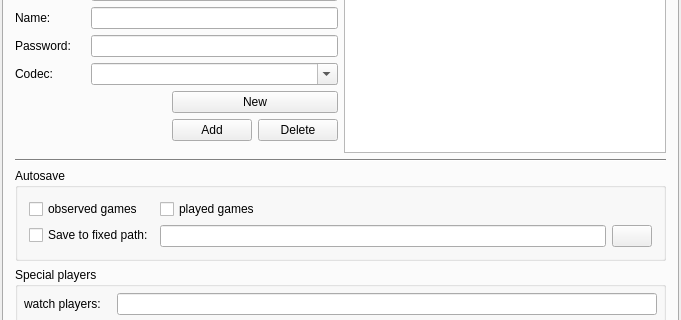
Above: src/preferences_gui.ui from bernds/q5Go before the change; both pictures show x 0 to 681 and y 116 to 436 of the 681 by 855 pixel window. Below: the same form after it.
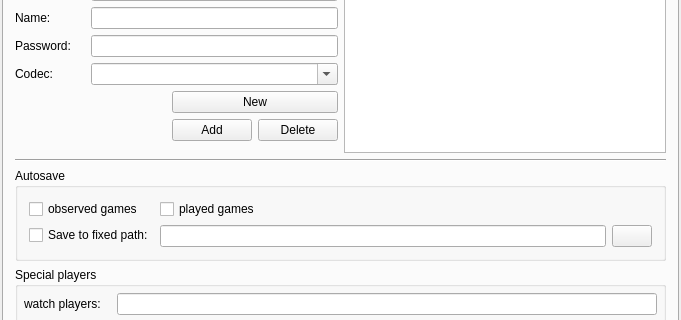
That is the form after the change. The open tabs and pages were chosen to show the change. Icons and pictures are not drawn. Custom widgets are drawn as their Qt base class.

Commit message: Also remove a palette from a line in the prefs dialog

Patch:
```diff
--- a/src/preferences_gui.ui
+++ b/src/preferences_gui.ui
@@ -3894,448 +3894,6 @@
              <height>32767</height>
             </size>
            </property>
-           <property name="palette">
-            <palette>
-             <active>
-              <colorrole role="WindowText">
-               <brush brushstyle="SolidPattern">
-                <color alpha="255">
-                 <red>0</red>
-                 <green>0</green>
-                 <blue>0</blue>
-                </color>
-               </brush>
-              </colorrole>
-              <colorrole role="Button">
-               <brush brushstyle="SolidPattern">
-                <color alpha="255">
-                 <red>212</red>
-                 <green>208</green>
-                 <blue>200</blue>
-                </color>
-               </brush>
-              </colorrole>
-              <colorrole role="Light">
-               <brush brushstyle="SolidPattern">
-                <color alpha="255">
-                 <red>255</red>
-                 <green>255</green>
-                 <blue>255</blue>
-                </color>
-               </brush>
-              </colorrole>
-              <colorrole role="Midlight">
-               <brush brushstyle="SolidPattern">
-                <color alpha="255">
-                 <red>233</red>
-                 <green>229</green>
-                 <blue>220</blue>
-                </color>
-               </brush>
-              </colorrole>
-              <colorrole role="Dark">
-               <brush brushstyle="SolidPattern">
-                <color alpha="255">
-                 <red>128</red>
-                 <green>128</green>
-                 <blue>128</blue>
-                </color>
-               </brush>
-              </colorrole>
-              <colorrole role="Mid">
-               <brush brushstyle="SolidPattern">
-                <color alpha="255">
-                 <red>141</red>
-                 <green>138</green>
-                 <blue>133</blue>
-                </color>
-               </brush>
-              </colorrole>
-              <colorrole role="Text">
-               <brush brushstyle="SolidPattern">
-                <color alpha="255">
-                 <red>0</red>
-                 <green>0</green>
-                 <blue>0</blue>
-                </color>
-               </brush>
-              </colorrole>
-              <colorrole role="BrightText">
-               <brush brushstyle="SolidPattern">
-                <color alpha="255">
-                 <red>255</red>
-                 <green>255</green>
-                 <blue>255</blue>
-                </color>
-               </brush>
-              </colorrole>
-              <colorrole role="ButtonText">
-               <brush brushstyle="SolidPattern">
-                <color alpha="255">
-                 <red>0</red>
-                 <green>0</green>
-                 <blue>0</blue>
-                </color>
-               </brush>
-              </colorrole>
-              <colorrole role="Base">
-               <brush brushstyle="SolidPattern">
-                <color alpha="255">
-                 <red>255</red>
-                 <green>255</green>
-                 <blue>255</blue>
-                </color>
-               </brush>
-              </colorrole>
-              <colorrole role="Window">
-               <brush brushstyle="SolidPattern">
-                <color alpha="255">
-                 <red>212</red>
-                 <green>208</green>
-                 <blue>200</blue>
-                </color>
-               </brush>
-              </colorrole>
-              <colorrole role="Shadow">
-               <brush brushstyle="SolidPattern">
-                <color alpha="255">
-                 <red>64</red>
-                 <green>64</green>
-                 <blue>64</blue>
-                </color>
-               </brush>
-              </colorrole>
-              <colorrole role="Highlight">
-               <brush brushstyle="SolidPattern">
-                <color alpha="255">
-                 <red>10</red>
-                 <green>36</green>
-                 <blue>106</blue>
-                </color>
-               </brush>
-              </colorrole>
-              <colorrole role="HighlightedText">
-               <brush brushstyle="SolidPattern">
-                <color alpha="255">
-                 <red>255</red>
-                 <green>255</green>
-                 <blue>255</blue>
-                </color>
-               </brush>
-              </colorrole>
-              <colorrole role="Link">
-               <brush brushstyle="SolidPattern">
-                <color alpha="255">
-                 <red>0</red>
-                 <green>0</green>
-                 <blue>0</blue>
-                </color>
-               </brush>
-              </colorrole>
-              <colorrole role="LinkVisited">
-               <brush brushstyle="SolidPattern">
-                <color alpha="255">
-                 <red>0</red>
-                 <green>0</green>
-                 <blue>0</blue>
-                </color>
-               </brush>
-              </colorrole>
-             </active>
-             <inactive>
-              <colorrole role="WindowText">
-               <brush brushstyle="SolidPattern">
-                <color alpha="255">
-                 <red>0</red>
-                 <green>0</green>
-                 <blue>0</blue>
-                </color>
-               </brush>
-              </colorrole>
-              <colorrole role="Button">
-               <brush brushstyle="SolidPattern">
-                <color alpha="255">
-                 <red>212</red>
-                 <green>208</green>
-                 <blue>200</blue>
-                </color>
-               </brush>
-              </colorrole>
-              <colorrole role="Light">
-               <brush brushstyle="SolidPattern">
-                <color alpha="255">
-                 <red>255</red>
-                 <green>255</green>
-                 <blue>255</blue>
-                </color>
-               </brush>
-              </colorrole>
-              <colorrole role="Midlight">
-               <brush brushstyle="SolidPattern">
-                <color alpha="255">
-                 <red>233</red>
-                 <green>229</green>
-                 <blue>220</blue>
-                </color>
-               </brush>
-              </colorrole>
-              <colorrole role="Dark">
-               <brush brushstyle="SolidPattern">
-                <color alpha="255">
-                 <red>128</red>
-                 <green>128</green>
-                 <blue>128</blue>
-                </color>
-               </brush>
-              </colorrole>
-              <colorrole role="Mid">
-               <brush brushstyle="SolidPattern">
-                <color alpha="255">
-                 <red>141</red>
-                 <green>138</green>
-                 <blue>133</blue>
-                </color>
-               </brush>
-              </colorrole>
-              <colorrole role="Text">
-               <brush brushstyle="SolidPattern">
-                <color alpha="255">
-                 <red>0</red>
-                 <green>0</green>
-                 <blue>0</blue>
-                </color>
-               </brush>
-              </colorrole>
-              <colorrole role="BrightText">
-               <brush brushstyle="SolidPattern">
-                <color alpha="255">
-                 <red>255</red>
-                 <green>255</green>
-                 <blue>255</blue>
-                </color>
-               </brush>
-              </colorrole>
-              <colorrole role="ButtonText">
-               <brush brushstyle="SolidPattern">
-                <color alpha="255">
-                 <red>0</red>
-                 <green>0</green>
-                 <blue>0</blue>
-                </color>
-               </brush>
-              </colorrole>
-              <colorrole role="Base">
-               <brush brushstyle="SolidPattern">
-                <color alpha="255">
-                 <red>255</red>
-                 <green>255</green>
-                 <blue>255</blue>
-                </color>
-               </brush>
-              </colorrole>
-              <colorrole role="Window">
-               <brush brushstyle="SolidPattern">
-                <color alpha="255">
-                 <red>212</red>
-                 <green>208</green>
-                 <blue>200</blue>
-                </color>
-               </brush>
-              </colorrole>
-              <colorrole role="Shadow">
-               <brush brushstyle="SolidPattern">
-                <color alpha="255">
-                 <red>64</red>
-                 <green>64</green>
-                 <blue>64</blue>
-                </color>
-               </brush>
-              </colorrole>
-              <colorrole role="Highlight">
-               <brush brushstyle="SolidPattern">
-                <color alpha="255">
-                 <red>212</red>
-                 <green>208</green>
-                 <blue>200</blue>
-                </color>
-               </brush>
-              </colorrole>
-              <colorrole role="HighlightedText">
-               <brush brushstyle="SolidPattern">
-                <color alpha="255">
-                 <red>0</red>
-                 <green>0</green>
-                 <blue>0</blue>
-                </color>
-               </brush>
-              </colorrole>
-              <colorrole role="Link">
-               <brush brushstyle="SolidPattern">
-                <color alpha="255">
-                 <red>0</red>
-                 <green>0</green>
-                 <blue>0</blue>
-                </color>
-               </brush>
-              </colorrole>
-              <colorrole role="LinkVisited">
-               <brush brushstyle="SolidPattern">
-                <color alpha="255">
-                 <red>0</red>
-                 <green>0</green>
-                 <blue>0</blue>
-                </color>
-               </brush>
-              </colorrole>
-             </inactive>
-             <disabled>
-              <colorrole role="WindowText">
-               <brush brushstyle="SolidPattern">
-                <color alpha="255">
-                 <red>106</red>
-                 <green>104</green>
-                 <blue>100</blue>
-                </color>
-               </brush>
-              </colorrole>
-              <colorrole role="Button">
-               <brush brushstyle="SolidPattern">
-                <color alpha="255">
-                 <red>212</red>
-                 <green>208</green>
-                 <blue>200</blue>
-                </color>
-               </brush>
-              </colorrole>
-              <colorrole role="Light">
-               <brush brushstyle="SolidPattern">
-                <color alpha="255">
-                 <red>255</red>
-                 <green>255</green>
-                 <blue>255</blue>
-                </color>
-               </brush>
-              </colorrole>
-              <colorrole role="Midlight">
-               <brush brushstyle="SolidPattern">
-                <color alpha="255">
-                 <red>233</red>
-                 <green>231</green>
-                 <blue>227</blue>
-                </color>
-               </brush>
-              </colorrole>
-              <colorrole role="Dark">
-               <brush brushstyle="SolidPattern">
-                <color alpha="255">
-                 <red>128</red>
-                 <green>128</green>
-                 <blue>128</blue>
-                </color>
-               </brush>
-              </colorrole>
-              <colorrole role="Mid">
-               <brush brushstyle="SolidPattern">
-                <color alpha="255">
-                 <red>141</red>
-                 <green>138</green>
-                 <blue>133</blue>
-                </color>
-               </brush>
-              </colorrole>
-              <colorrole role="Text">
-               <brush brushstyle="SolidPattern">
-                <color alpha="255">
-                 <red>106</red>
-                 <green>104</green>
-                 <blue>100</blue>
-                </color>
-               </brush>
-              </colorrole>
-              <colorrole role="BrightText">
-               <brush brushstyle="SolidPattern">
-                <color alpha="255">
-                 <red>255</red>
-                 <green>255</green>
-                 <blue>255</blue>
-                </color>
-               </brush>
-              </colorrole>
-              <colorrole role="ButtonText">
-               <brush brushstyle="SolidPattern">
-                <color alpha="255">
-                 <red>106</red>
-                 <green>104</green>
-                 <blue>100</blue>
-                </color>
-               </brush>
-              </colorrole>
-              <colorrole role="Base">
-               <brush brushstyle="SolidPattern">
-                <color alpha="255">
-                 <red>255</red>
-                 <green>255</green>
-                 <blue>255</blue>
-                </color>
-               </brush>
-              </colorrole>
-              <colorrole role="Window">
-               <brush brushstyle="SolidPattern">
-                <color alpha="255">
-                 <red>212</red>
-                 <green>208</green>
-                 <blue>200</blue>
-                </color>
-               </brush>
-              </colorrole>
-              <colorrole role="Shadow">
-               <brush brushstyle="SolidPattern">
-                <color alpha="255">
-                 <red>0</red>
-                 <green>0</green>
-                 <blue>0</blue>
-                </color>
-               </brush>
-              </colorrole>
-              <colorrole role="Highlight">
-               <brush brushstyle="SolidPattern">
-                <color alpha="255">
-                 <red>10</red>
-                 <green>36</green>
-                 <blue>106</blue>
-                </color>
-               </brush>
-              </colorrole>
-              <colorrole role="HighlightedText">
-               <brush brushstyle="SolidPattern">
-                <color alpha="255">
-                 <red>255</red>
-                 <green>255</green>
-                 <blue>255</blue>
-                </color>
-               </brush>
-              </colorrole>
-              <colorrole role="Link">
-               <brush brushstyle="SolidPattern">
-                <color alpha="255">
-                 <red>0</red>
-                 <green>0</green>
-                 <blue>0</blue>
-                </color>
-               </brush>
-              </colorrole>
-              <colorrole role="LinkVisited">
-               <brush brushstyle="SolidPattern">
-                <color alpha="255">
-                 <red>0</red>
-                 <green>0</green>
-                 <blue>0</blue>
-                </color>
-               </brush>
-              </colorrole>
-             </disabled>
-            </palette>
-           </property>
            <property name="font">
             <font/>
            </property>
```
Left out of the diff: 4 changed lines with no effect on the pictures.
